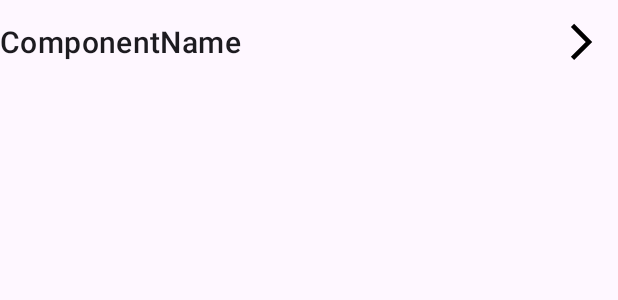
After one commit to GabrielOrAnder/barto, an Android app: the layout component_list_item.xml on its own in the app's theme, with its tools: preview values and no code run, on a phone screen of 412 x 824 dp. The commit adds this screen. Shown: the top 300 px of the screen. Run offline under Robolectric (Android 15) with nearby library versions, the phone set to English and light mode, and no system bars.

Commit message:
Adiciona lista de components fake

```diff
--- a/sample/build.gradle.kts
+++ b/sample/build.gradle.kts
@@ -34,6 +34,9 @@ android {
     kotlinOptions {
         jvmTarget = "1.8"
     }
+    buildFeatures{
+        viewBinding = true
+    }
 }
 
 dependencies {
--- a/sample/src/main/AndroidManifest.xml
+++ b/sample/src/main/AndroidManifest.xml
@@ -9,7 +9,7 @@
         android:supportsRtl="true"
         android:theme="@style/Theme.Barto">
         <activity
-            android:name=".MainActivity"
+            android:name=".presentation.MainActivity"
             android:exported="true">
             <intent-filter>
                 <action android:name="android.intent.action.MAIN" />
--- /dev/null
+++ b/sample/src/main/res/drawable/navigate_next_icon.xml
@@ -0,0 +1,9 @@
+<vector xmlns:android="http://schemas.android.com/apk/res/android"
+    android:width="48dp"
+    android:height="48dp"
+    android:viewportWidth="960"
+    android:viewportHeight="960">
+  <path
+      android:fillColor="#FF000000"
+      android:pathData="m375,720 l-43,-43 198,-198 -198,-198 43,-43 241,241 -241,241Z"/>
+</vector>
--- /dev/null
+++ b/sample/src/main/res/layout/component_list_item.xml
@@ -0,0 +1,21 @@
+<?xml version="1.0" encoding="utf-8"?>
+<androidx.constraintlayout.widget.ConstraintLayout xmlns:android="http://schemas.android.com/apk/res/android"
+    android:layout_width="match_parent"
+    android:layout_height="match_parent"
+    xmlns:tools="http://schemas.android.com/tools"
+    xmlns:app="http://schemas.android.com/apk/res-auto">
+
+    <TextView
+        android:id="@+id/component_name"
+        android:layout_width="match_parent"
+        android:layout_height="wrap_content"
+        android:paddingTop="4dp"
+        android:paddingBottom="4dp"
+        android:gravity="center_vertical"
+        android:textAppearance="@style/TextAppearance.MaterialComponents.Headline6"
+        app:layout_constraintTop_toTopOf="parent"
+        app:layout_constraintStart_toStartOf="parent"
+        tools:text="ComponentName"
+        app:drawableRightCompat="@drawable/navigate_next_icon" />
+
+</androidx.constraintlayout.widget.ConstraintLayout>
```
Also changed, not shown: sample/src/main/java/br/com/gabrielorander/sample/MainActivity.kt (deleted, +0 -11 lines), sample/src/main/java/br/com/gabrielorander/sample/data/ComponentsList.kt (added, +7 -0 lines), sample/src/main/java/br/com/gabrielorander/sample/presentation/MainActivity.kt (added, +24 -0 lines), sample/src/main/java/br/com/gabrielorander/sample/presentation/adapter/ComponentListAdapter.kt (added, +27 -0 lines), sample/src/main/java/br/com/gabrielorander/sample/presentation/viewholder/ComponentListViewHolder.kt (added, +13 -0 lines), sample/src/main/res/layout/activity_main.xml (+8 -7 lines).
